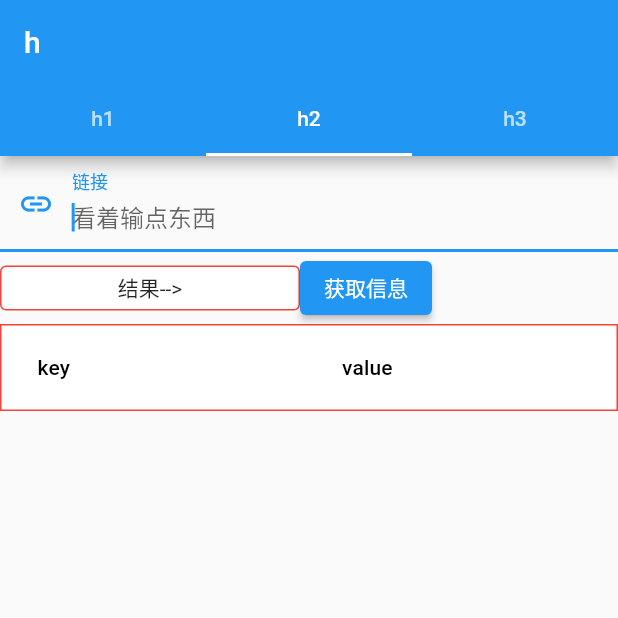
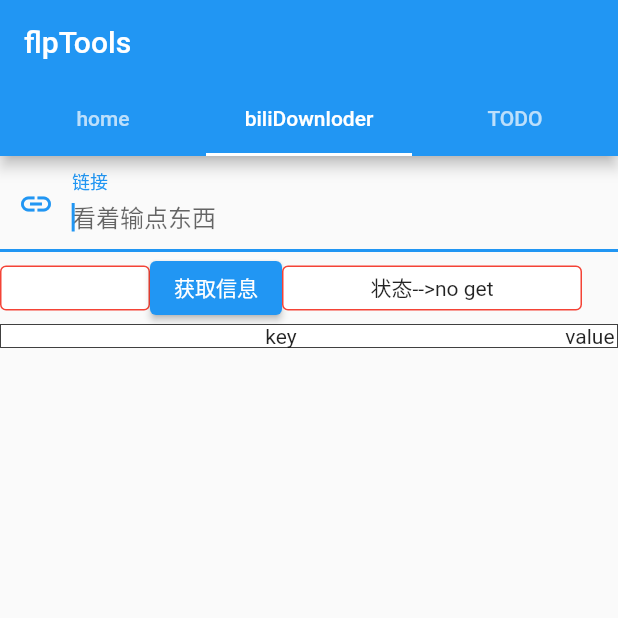
Before and after one commit to feilongproject/flpTools, a Flutter app: the screen it shows after launch, tab 2 chosen, on a phone screen of 412 x 824 dp, the top half of it. Run offline on Flutter 3.47's test engine with Material 2 defaults, Android fonts, the phone set to English and light mode, and no system bars; our stand-ins replace dio.

Commit message:
[U]优化目录结构，更新bili_info功能

```diff
--- a/lib/main.dart
+++ b/lib/main.dart
@@ -1,5 +1,5 @@
 import 'package:flutter/material.dart';
-import 'tab_bars.dart';
+import 'tab_bars/bar_main.dart';
 
 void main() {
   runApp(const MyApp());
--- a/lib/tab_bars.dart
+++ b/lib/tab_bars/bar_main.dart
@@ -1,9 +1,7 @@
-// ignore_for_file: avoid_print
-
 import 'package:flutter/material.dart';
 
-import 'tab_bar_bili_info.dart';
-import 'tab_bar_home.dart';
+import 'bili_info.dart';
+import 'home.dart';
 
 class ToolsTabBar extends StatefulWidget {
   const ToolsTabBar({Key? key}) : super(key: key);
@@ -39,26 +37,23 @@ class _ToolsTabBarState extends State<ToolsTabBar>
     return Scaffold(
       //backgroundColor: Colors.yellow,
       appBar: AppBar(
-        title: const Text("h"),
+        title: const Text("flpTools"),
         bottom: TabBar(
           //labelColor: Colors.blue,
 
           tabs: const <Widget>[
             Tab(
-              text: "h1",
+              text: "home",
             ),
             Tab(
-              text: "h2",
+              text: "biliDownloder",
             ),
             Tab(
-              text: "h3",
+              text: "TODO",
             ),
           ], // 设置标题
           controller: mController, // 设置控制器
           isScrollable: false, //是否可滑动，设置不可滑动，则是tab的宽度等长
-          onTap: (i) {
-            print(i);
-          },
         ),
       ),
 
--- a/lib/tab_bar_bili_info.dart
+++ b/lib/tab_bars/bili_info.dart
@@ -13,8 +13,14 @@ class BiliInfo extends StatefulWidget {
 
 class _BiliInfoState extends State<BiliInfo> {
   final TextEditingController _linkInput = TextEditingController();
+  final _videoInfoList = [
+    const TableRow(children: [
+      Center(child: Text("key")),
+      Center(child: Text("value")),
+    ])
+  ];
   String _text = "";
-  final List<DataRow> _videoInfoList = [];
+  String _status = "no get";
 
   void _setInput() {
     setState(() {
@@ -50,28 +56,46 @@ class _BiliInfoState extends State<BiliInfo> {
         options: Options(responseType: ResponseType.plain));
 
     Map<String, dynamic> _resJson1 = json.decode(_res.data);
+    setState(() {
+      _status = _resJson1["message"];
+    });
+
     if (_resJson1["code"] == 0) {
       setState(() {
         _videoInfoList.clear();
-        _videoInfoList.add(DataRow(cells: [
-          const DataCell(Text("aid")),
-          DataCell(Text("${_resJson1["data"]["aid"]}")),
+
+        _videoInfoList.add(const TableRow(children: [
+          Center(child: Text("key")),
+          SizedBox(width: 0.1),
+          Text("value"),
         ]));
-        _videoInfoList.add(DataRow(cells: [
-          const DataCell(Text("bvid")),
-          DataCell(Text("${_resJson1["data"]["bvid"]}")),
+        _videoInfoList.add(TableRow(children: [
+          const Center(child: Text("aid")),
+          const SizedBox(width: 0.1),
+          Text("${_resJson1["data"]["aid"]}"),
         ]));
-        _videoInfoList.add(DataRow(cells: [
-          const DataCell(Text("pic")),
-          DataCell(Text("${_resJson1["data"]["pic"]}")),
+        _videoInfoList.add(TableRow(children: [
+          const Center(child: Text("bvid")),
+          const SizedBox(width: 0.1),
+          Text("${_resJson1["data"]["bvid"]}"),
         ]));
-        _videoInfoList.add(DataRow(cells: [
-          const DataCell(Text("title")),
-          DataCell(Text("${_resJson1["data"]["title"]}")),
+        _videoInfoList.add(TableRow(children: [
+          const Center(child: Text("pic")),
+          const SizedBox(width: 0.1),
+          Image.network(
+            _resJson1["data"]["pic"],
+            height: 100,
+          ),
         ]));
-        _videoInfoList.add(DataRow(cells: [
-          const DataCell(Text("desc")),
-          DataCell(Text("${_resJson1["data"]["desc"]}")),
+        _videoInfoList.add(TableRow(children: [
+          const Center(child: Text("title")),
+          const SizedBox(width: 0.1),
+          Text("${_resJson1["data"]["title"]}"),
+        ]));
+        _videoInfoList.add(TableRow(children: [
+          const Center(child: Text("desc")),
+          const SizedBox(width: 0.1),
+          Text("${_resJson1["data"]["desc"]}"),
         ]));
       });
     }
@@ -103,6 +127,23 @@ class _BiliInfoState extends State<BiliInfo> {
                     margin: const EdgeInsets.only(left: 0, top: 0),
                     alignment: const Alignment(0, 0),
                     height: 30,
+                    width: 100,
+                    decoration: BoxDecoration(
+                      color: Colors.white,
+                      //设置四周圆角 角度
+                      borderRadius:
+                          const BorderRadius.all(Radius.circular(4.0)),
+                      //设置四周边框
+                      border: Border.all(width: 1, color: Colors.red),
+                    ),
+                    child: Text(_text),
+                  ),
+                  ElevatedButton(
+                      onPressed: _getInfo, child: const Text("获取信息")),
+                  Container(
+                    margin: const EdgeInsets.only(left: 0, top: 0),
+                    alignment: const Alignment(0, 0),
+                    height: 30,
                     width: 200,
                     decoration: BoxDecoration(
                       color: Colors.white,
@@ -112,10 +153,8 @@ class _BiliInfoState extends State<BiliInfo> {
                       //设置四周边框
                       border: Border.all(width: 1, color: Colors.red),
                     ),
-                    child: Text("结果-->$_text"),
+                    child: Text("状态-->$_status"),
                   ),
-                  ElevatedButton(
-                      onPressed: _getInfo, child: const Text("获取信息")),
                 ]),
           ]),
       Expanded(
@@ -123,22 +162,30 @@ class _BiliInfoState extends State<BiliInfo> {
         scrollDirection: Axis.vertical,
         children: [
           Container(
-            //margin: const EdgeInsets.only(left: 0, top: 0),
+            //margin: const EdgeInsets.only(left: 10, top: 10, right: 10),
             //alignment: const Alignment(0, 0),
 
-            decoration: BoxDecoration(
-              color: Colors.white,
+            decoration: const BoxDecoration(
+              color: Colors.white, //背景色
               //设置四周圆角 角度
-              //borderRadius: const BorderRadius.all(Radius.circular(4.0)),
-              //设置四周边框
-              border: Border.all(width: 1, color: Colors.red),
+              //borderRadius: const BorderRadius.all(Radius.circular(10)),
             ),
-            child: DataTable(
-              columns: const [
-                DataColumn(label: Text('key')),
-                DataColumn(label: Text('value'))
-              ],
-              rows: _videoInfoList,
+
+            child: Table(
+              defaultVerticalAlignment: TableCellVerticalAlignment.middle,
+              columnWidths: const {
+                0: IntrinsicColumnWidth(flex: 0.1),
+                1: IntrinsicColumnWidth(flex: 0.01),
+              },
+              border: const TableBorder(
+                top: BorderSide(width: 0.5),
+                right: BorderSide(width: 0.5),
+                bottom: BorderSide(width: 0.5),
+                left: BorderSide(width: 0.5),
+                horizontalInside: BorderSide(width: 1),
+                //verticalInside: BorderSide(width: 1),
+              ),
+              children: _videoInfoList,
             ),
           )
         ],
```
Also changed, not shown: lib/tab_bars/home.dart (renamed from lib/tab_bar_home.dart).
